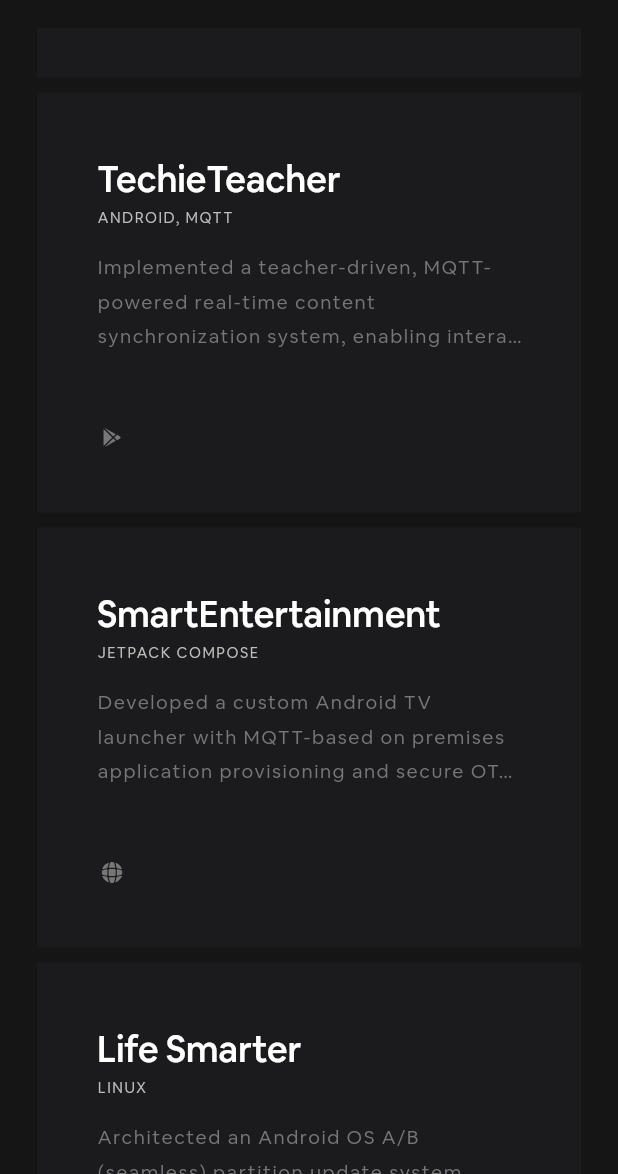
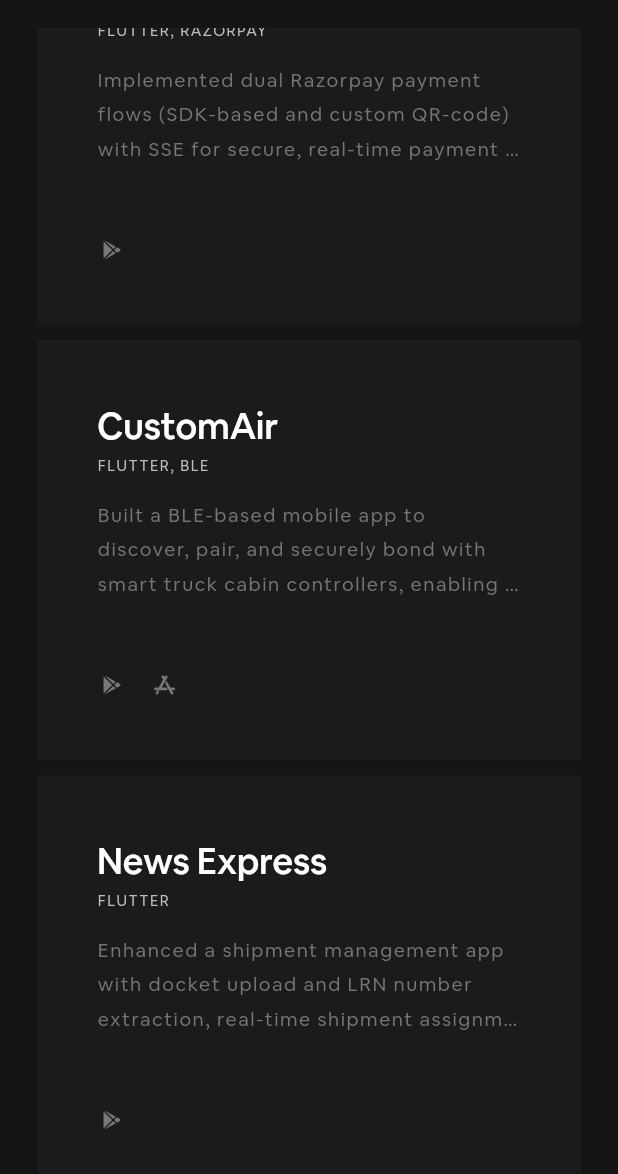
Before and after one commit to jagans27/jagans27.github.io, a Flutter app: the HomeMobileScreen screen opened directly, scrolled down 1728 dp, on a phone screen of 412 x 824 dp, the part 62-1236 px from its top. Run offline on Flutter 3.47's test engine with Material 3 defaults, Android fonts, the phone set to English and light mode, and no system bars; our stand-ins replace flutter_sticky_header, flutter_svg, go_router, lottie, visibility_detector; missing offline and left inert: flutter_breakpoints; project files that could hold a hidden picture were left out.

Commit message:
updated content

```diff
--- a/lib/common/constants.dart
+++ b/lib/common/constants.dart
@@ -10,20 +10,45 @@ class Constants {
 
   static const String welcomeText = "Hello, I'm Jagan.";
   static const String welcomeTextNewLine = "Hello,\nI'm Jagan.";
+  // static Description welcomeDescription = Description(
+  //   text:
+  //       "Mobile Developer specializing in Flutter and Android, with experience building production-grade apps for government, enterprise, and consumer use case. Focused on delivering seamless and user-friendly mobile experiences with strong expertise in state management across platforms.",
+  //   highlights: [
+  //     "Mobile Developer",
+  //     "Flutter",
+  //     "Android",
+  //     "government",
+  //     "enterprise",
+  //     "consumer use case",
+  //     "user-friendly",
+  //     "state management",
+  //   ],
+  // );
   static Description welcomeDescription = Description(
     text:
-        "Mobile Developer specializing in Flutter and Android, with experience building production-grade apps for government, enterprise, and consumer use case. Focused on delivering seamless and user-friendly mobile experiences with strong expertise in state management across platforms.",
+        "Mobile Developer specializing in Flutter and Android, with 2+ years of experience delivering end-to-end mobile development for production-grade apps across government, enterprise, and consumer domains. Skilled in Clean Architecture, MVVM, and state management (BLoC, Provider, MobX), with hands-on expertise in BLE, RESTful APIs, real-time communication (MQTT, WebSocket, SSE), secure payment gateway integration, and offline-first architecture - delivering reliable, scalable mobile experiences from architecture to release.",
     highlights: [
       "Mobile Developer",
       "Flutter",
       "Android",
       "government",
       "enterprise",
-      "consumer use case",
-      "user-friendly",
-      "state management",
+      "consumer",
+      "Clean Architecture",
+      "MVVM",
+      "BLoC",
+      "Provider",
+      "MobX",
+      "BLE",
+      "RESTful APIs",
+      "MQTT",
+      "WebSocket",
+      "SSE",
+      "secure payment gateway",
+      "offline-first architecture",
     ],
   );
+
   static const String krishworksProjectString = "Projects @ Krishworks";
   static const String avasoftProjectString = "Projects @ AVASoft";
   static const String personalProjectString = "Personal Projects";
@@ -86,18 +111,23 @@ class Constants {
       description: [
         Description(
           text:
-              "Enhanced a production-grade, real-time complaint-tracking module with full localization across Indian languages and dynamic text scaling, ensuring accessibility compliance.",
+              "Enhanced a production-grade, real-time complaint tracking module with full localization across all Indian languages and dynamic text scaling, fully compliant with WCAG 2.1 accessibility standards.",
           highlights: [
             "real-time",
             "localization",
             "dynamic text scaling",
-            "accessibility",
+            "WCAG 2.1",
           ],
         ),
         Description(
           text:
-              "Architected an advanced semantic tree and integrated voice & text bot capabilities to simplify user engagement and improve access to government schemes and benefits, fully compliant with WCAG 2.1 standards.",
-          highlights: ["semantic tree", "voice bot", "text bot", "WCAG 2.1"],
+              "Architected an advanced semantic tree and integrated voice & text bot capabilities to simplify access to government schemes and benefits for citizens nationwide (50K+ downloads).",
+          highlights: [
+            "semantic tree",
+            "voice bot",
+            "text bot",
+            "50K+ downloads",
+          ],
         ),
       ],
       technologies: ["Flutter"],
@@ -107,83 +137,92 @@ class Constants {
           "https://play.google.com/store/apps/details?id=com.geostat.sugamyabharatMOH&pcampaignid=web_share",
     ),
     ProjectModel(
+      name: "Slato Exam",
+      description: [
+        Description(
+          text:
+              "Implemented dual Razorpay payment flows (SDK-based and custom QR-code) with SSE for secure, real-time payment confirmation, powering a coin/credit package system for students.",
+          highlights: ["Razorpay", "SSE", "real-time", "payment"],
+        ),
+        Description(
+          text:
+              "Architected an offline-first data layer (Hive, background sync) enabling offline exam-taking and uninterrupted access in low-connectivity environments.",
+          highlights: ["offline-first", "Hive", "background sync"],
+        ),
+        Description(
+          text:
+              "Rendered mathematical formulas and equations via custom Markdown UI for exam content (1K+ downloads).",
+          highlights: ["custom Markdown UI", "1K+ downloads"],
+        ),
+      ],
+      technologies: ["Flutter", "Razorpay"],
+      playStoreLink:
+          "https://play.google.com/store/apps/details?id=com.slatoapp.com",
+    ),
+    ProjectModel(
       name: "CustomAir",
       description: [
         Description(
           text:
-              "Engineered secure BLE communication with bonding and auto-reconnect mechanisms, ensuring high-reliability, low-latency connectivity for smart truck systems.",
-          highlights: ["BLE", "bonding", "auto-reconnect", "low-latency"],
+              "Built a BLE-based mobile app to discover, pair, and securely bond with smart truck cabin controllers, enabling remote control of climate, lighting, secondary engine start/stop, and inverter-powered appliances.",
+          highlights: ["BLE", "pairing", "bonding", "remote control"],
         ),
         Description(
           text:
-              "Designed and developed a mobile interface enabling real-time automation, monitoring, and control of cabin environments and onboard utilities, optimizing operational efficiency across fleets.",
-          highlights: ["real-time", "automation", "monitoring", "control"],
+              "Implemented 6-digit pairing with BLE bonding and auto-reconnect for high-reliability, low-latency connectivity, with real-time status monitoring (battery, temperature, engine state) and consolidated fault/warning reporting for fleet diagnostics.",
+          highlights: [
+            "auto-reconnect",
+            "low-latency",
+            "real-time monitoring",
+            "fleet diagnostics",
+          ],
         ),
       ],
       technologies: ["Flutter", "BLE"],
       appStoreLink: "https://apps.apple.com/in/app/customair/id6738407652",
       playStoreLink:
-          "https://play.google.com/store/apps/details?id=com.kensho.custom_air&pcampaignid=web_share",
+          "https://play.google.com/store/apps/details?id=com.kensho.custom_air",
     ),
     ProjectModel(
-      name: "TechieTeacher",
+      name: "News Express",
       description: [
         Description(
           text:
-              "Implemented a teacher-driven, MQTT-powered real-time content synchronization system, enabling interactive lessons, task distribution, and scalable classroom experiences.",
+              "Enhanced a shipment management app with docket upload and LRN number extraction, real-time shipment assignment to drivers, and vehicle number updates.",
           highlights: [
-            "MQTT",
-            "real-time",
-            "content synchronization",
-            "interactive",
+            "docket upload",
+            "LRN extraction",
+            "real-time assignment",
           ],
         ),
         Description(
           text:
-              "Ensured low-latency page navigation across all connected student tablets, delivering seamless and synchronized learning experiences.",
-          highlights: ["low-latency", "scalability", "synchronization"],
+              "Implemented multipart image upload for in-app camera-based delivery documentation, with a focus on a lightweight, fast, and intuitive design for end customers.",
+          highlights: [
+            "multipart upload",
+            "in-app camera",
+            "lightweight design",
+          ],
         ),
       ],
-      technologies: ["Android", "MQTT"],
+      technologies: ["Flutter"],
       playStoreLink:
-          "https://play.google.com/store/apps/details?id=com.krishworks.techieteacher&pcampaignid=web_share",
-    ),
-    ProjectModel(
-      name: "SmartEntertainment",
-      description: [
-        Description(
-          text:
-              "Developed a custom Android TV launcher with MQTT-based on premises application provisioning and secure OTA update pipeline.",
-          highlights: ["Android TV", "MQTT", "OTA update"],
-        ),
-        Description(
-          text:
-              "Enabled zero-downtime guest lifecycle management (onboarding/offboarding) and low-latency hotel content broadcasting.",
-          highlights: ["zero-downtime", "low-latency", "guest lifecycle"],
-        ),
-        Description(
-          text:
-              "Provided controlled access to third-party entertainment platforms and locked-down native system settings for enhanced security and operational control.",
-          highlights: ["access control", "security", "system control"],
-        ),
-      ],
-      technologies: ["Jetpack Compose"],
-      websiteLink: "https://devicethread.com/smartentertainment.html",
+          "https://play.google.com/store/apps/details?id=com.nelogistics.app",
     ),
     ProjectModel(
       name: "Life Smarter",
       description: [
         Description(
           text:
-              "Architected an Android OS A/B (seamless) partition update system leveraging RAUC for OTA management and Mender for cloud-based push deployments.",
-          highlights: ["Android OS", "A/B partition", "RAUC", "Mender", "OTA"],
+              "Restructured U-Boot and kernel partition flow to enable Android OS A/B (seamless) updates, integrating RAUC for OTA management and Mender for cloud-based push deployments.",
+          highlights: ["U-Boot", "A/B partition", "RAUC", "Mender", "OTA"],
         ),
         Description(
           text:
-              "Designed rollback-safe mechanisms and a secure update flow to ensure zero downtime system upgrades, fault tolerance, and uninterrupted device operation.",
+              "Designed rollback-safe mechanisms and secure update flow, achieving zero-downtime upgrades and improved fault tolerance across deployed devices.",
           highlights: [
-            "rollback",
-            "zero downtime",
+            "rollback-safe",
+            "zero-downtime",
             "fault tolerance",
             "secure update",
           ],
@@ -192,17 +231,33 @@ class Constants {
       technologies: ["Linux"],
     ),
     ProjectModel(
+      name: "Smart Entertainment",
+      description: [
+        Description(
+          text:
+              "Built a custom Android TV launcher for hotel guest rooms with a curated app menu, local attractions carousel, and checkout-time access control.",
+          highlights: ["Android TV", "curated menu", "access control"],
+        ),
+        Description(
+          text:
+              "Engineered MQTT-based on-premises app provisioning to push updates from a local server (bypassing Play Store), with locked-down settings to restrict unauthorized installs/uninstalls.",
+          highlights: [
+            "MQTT",
+            "on-premises provisioning",
+            "locked-down settings",
+          ],
+        ),
+      ],
+      technologies: ["Jetpack Compose"],
+      websiteLink: "https://devicethread.com/smartentertainment.html",
+    ),
+    ProjectModel(
       name: "Sytrak RTLS",
       description: [
         Description(
           text:
-              "Developed a real-time location tracking engine using BLE(RSSI and AOA) and UWB triangulation, providing accurate asset and personnel tracking in complex indoor environments.",
-          highlights: ["real-time", "BLE", "UWB triangulation", "indoor"],
-        ),
-        Description(
-          text:
-              "Implemented a scalable architecture for seamless integration with existing infrastructure, enabling efficient deployment and management of RTLS across large facilities.",
-          highlights: ["scalable architecture", "integration", "deployment"],
+              "Built core components of a real-time location tracking system using BLE (RSSI/AoA) and UWB triangulation with geofencing, enabling scalable indoor asset and personnel tracking.",
+          highlights: ["real-time", "BLE", "UWB triangulation", "geofencing"],
         ),
       ],
       technologies: ["Linux", "BLE", "UWB"],
```
Also changed, not shown: pubspec.lock.
